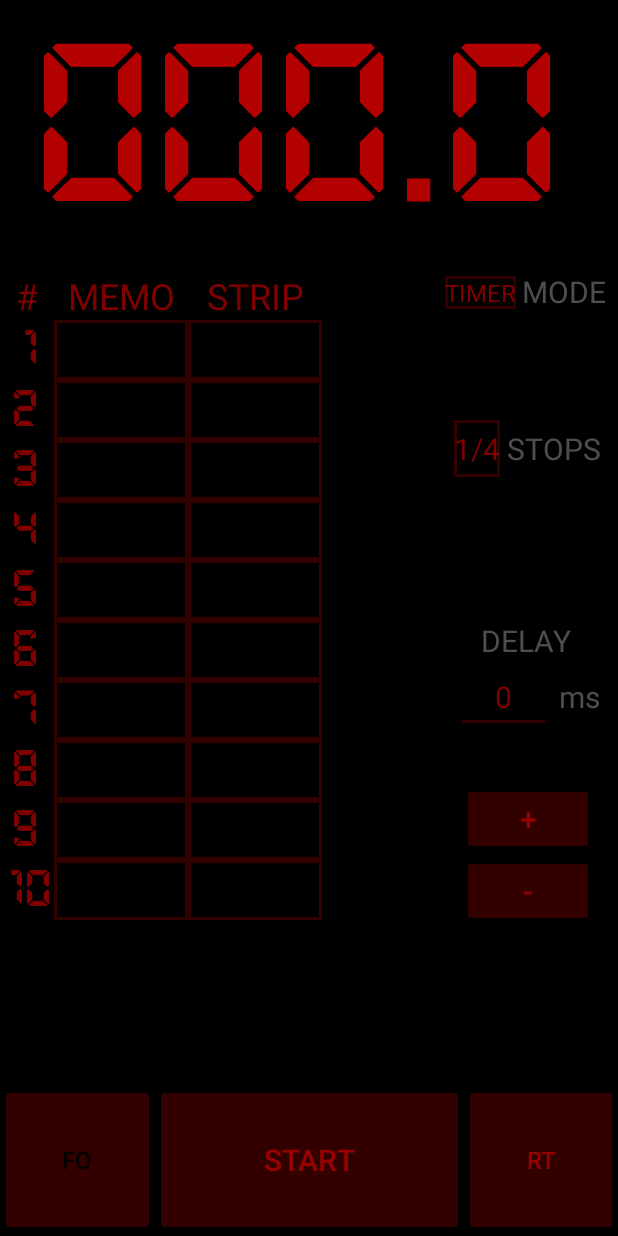
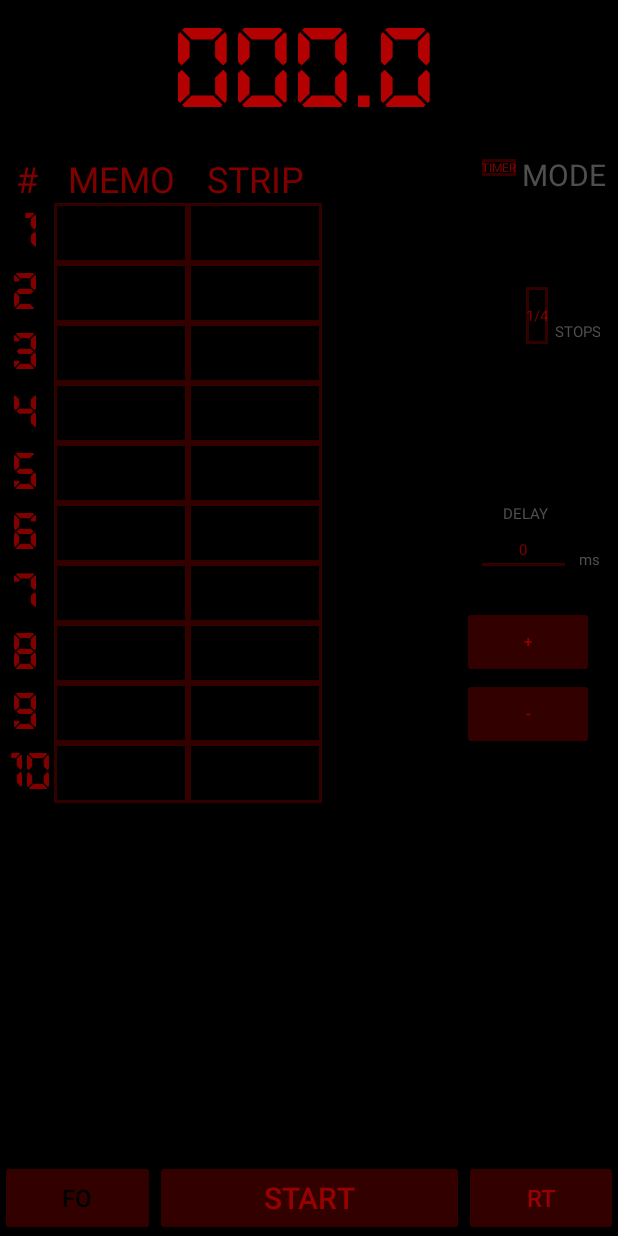
Before and after one commit to visogonzalez/DisparaTimer, an Android app: the screen it shows after launch (MainActivity), on a phone screen of 412 x 824 dp. Run offline under Robolectric (Android 15) with nearby library versions, the phone set to English and light mode, and no system bars; our stand-ins replace data binding.

Commit message:
-Tamaños de letra pasados a dp. -Reescalado para pantallas pequeñas.

```diff
--- a/app/src/main/java/com/ebookfrenzy/disparafilmtimer/MainActivity.java
+++ b/app/src/main/java/com/ebookfrenzy/disparafilmtimer/MainActivity.java
@@ -10,6 +10,7 @@ import android.os.CountDownTimer;
 import android.os.Handler;
 import android.os.StrictMode;
 import android.util.DisplayMetrics;
+import android.util.TypedValue;
 import android.view.MotionEvent;
 import android.net.wifi.WifiManager;
 import android.net.DhcpInfo;
@@ -35,6 +36,7 @@ import androidx.core.view.WindowInsetsCompat;
 import androidx.core.view.WindowInsetsControllerCompat;
 
 import android.view.View;
+import android.view.ViewGroup;
 import android.widget.TableLayout;
 import android.widget.TableRow;
 import android.widget.TextView;
@@ -114,6 +116,31 @@ public class MainActivity extends AppCompatActivity {
         binding.st8Ac.setOnLongClickListener(v -> acTimer(8));
         binding.st9Ac.setOnLongClickListener(v -> acTimer(9));
         binding.st10Ac.setOnLongClickListener(v -> acTimer(10));
+
+        DisplayMetrics metrics = getResources().getDisplayMetrics();
+        binding.time.setTextSize(TypedValue.COMPLEX_UNIT_DIP, (150 * metrics.density) /3);
+        binding.mode.setTextSize(TypedValue.COMPLEX_UNIT_DIP, (20 * metrics.density) /3);
+        binding.nmode.setTextSize(TypedValue.COMPLEX_UNIT_DIP, (16 * metrics.density) /3);
+        binding.strips.setTextSize(TypedValue.COMPLEX_UNIT_DIP, (20 * metrics.density) /3);
+        binding.numstrips.setTextSize(TypedValue.COMPLEX_UNIT_DIP, (20 * metrics.density) /3);
+        binding.stops.setTextSize(TypedValue.COMPLEX_UNIT_DIP, (20 * metrics.density) /3);
+        binding.numstops.setTextSize(TypedValue.COMPLEX_UNIT_DIP, (20 * metrics.density) /3);
+        binding.method.setTextSize(TypedValue.COMPLEX_UNIT_DIP, (20 * metrics.density) /3);
+        binding.nmethod.setTextSize(TypedValue.COMPLEX_UNIT_DIP, (20 * metrics.density) /3);
+        binding.delay.setTextSize(TypedValue.COMPLEX_UNIT_DIP, (20 * metrics.density) /3);
+        binding.ndelay.setTextSize(TypedValue.COMPLEX_UNIT_DIP, (20 * metrics.density) /3);
+        binding.unit.setTextSize(TypedValue.COMPLEX_UNIT_DIP, (20 * metrics.density) /3);
+        binding.upb.setTextSize(TypedValue.COMPLEX_UNIT_DIP, (20 * metrics.density) /3);
+        binding.downb.setTextSize(TypedValue.COMPLEX_UNIT_DIP, (20 * metrics.density) /3);
+        binding.baseTime.setTextSize(TypedValue.COMPLEX_UNIT_DIP, (20 * metrics.density) /3);
+
+        ViewGroup.LayoutParams params= binding.expo.getLayoutParams();
+        params.height= (int) (params.height*metrics.density/3);
+        params= binding.reset.getLayoutParams();
+        params.height= (int) (params.height*metrics.density/3);
+        params= binding.focus.getLayoutParams();
+        params.height= (int) (params.height*metrics.density/3);
+
 
 
         view.getViewTreeObserver().addOnGlobalLayoutListener(() -> {
@@ -247,7 +274,7 @@ public class MainActivity extends AppCompatActivity {
             int action = m.getActionMasked();
             //int actionIndex =
             DisplayMetrics metrics = getResources().getDisplayMetrics();
-            int dpi = metrics.densityDpi;
+            float dpi = metrics.density;
 
             Rect bounds = new Rect();
             binding.time.getLineBounds(0, bounds);
@@ -256,7 +283,7 @@ public class MainActivity extends AppCompatActivity {
             int bot = bounds.bottom;
 
             if (action == MotionEvent.ACTION_DOWN) {
-                if (x > ce - (460 * dpi / 440) && x < ce - (360 * dpi / 440)) {
+                if (x > ce - (460 * dpi / 3*metrics.densityDpi/440) && x < ce - (360 * dpi / 3*metrics.densityDpi/440)) {
                     if (y <= bot && y >= ceY) {
                         if (cent >= 1) cent = cent - 1;
                         else cent = 9;
@@ -267,7 +294,7 @@ public class MainActivity extends AppCompatActivity {
                     ex = cent * 100 + dece * 10 + unid + (double) deci / 10;
                     time0 = cent * 100000L + dece * 10000L + unid * 1000L + deci * 100L;
                 }
-                if (x > ce - (265 * dpi / 440) && x < ce - (95 * dpi / 440)) {
+                if (x > ce - (265 * dpi / 3*metrics.densityDpi/440) && x < ce - (95 * dpi / 3*metrics.densityDpi/440)) {
                     if (y <= bot && y >= ceY) {
                         if (dece >= 1) dece = dece - 1;
                         else dece = 9;
@@ -278,7 +305,7 @@ public class MainActivity extends AppCompatActivity {
                     ex = cent * 100 + dece * 10 + unid + (double) deci / 10;
                     time0 = cent * 100000L + dece * 10000L + unid * 1000L + deci * 100L;
                 }
-                if (x > ce && x < ce + (100 * dpi / 440)) {
+                if (x > ce && x < ce + (100 * dpi / 3*metrics.densityDpi/440)) {
                     if (y <= bot && y >= ceY) {
                         if (unid >= 1) unid = unid - 1;
                         else unid = 9;
@@ -289,7 +316,7 @@ public class MainActivity extends AppCompatActivity {
                     ex = cent * 100 + dece * 10 + unid + (double) deci / 10;
                     time0 = cent * 100000L + dece * 10000L + unid * 1000L + deci * 100L;
                 }
-                if (x > ce + (290 * dpi / 440) && x < ce + (390 * dpi / 440)) {
+                if (x > ce + (290 * dpi / 3*metrics.densityDpi/440) && x < ce + (390 * dpi / 3*metrics.densityDpi/440)) {
                     if (y <= bot && y >= ceY) {
                         if (deci >= 1) deci = deci - 1;
                         else deci = 9;
@@ -304,7 +331,7 @@ public class MainActivity extends AppCompatActivity {
             }
 
             binding.time.setText(String.format(Locale.US, "%05.1f", ex));
-            if (!binding.nmode.getText().toString().equals(getResources().getString(R.string.timer)) && x > ce - (460*dpi/440) && y <= bot) {
+            if (!binding.nmode.getText().toString().equals(getResources().getString(R.string.timer)) && x > ce - (460*dpi / 3*metrics.densityDpi/440) && y <= bot) {
                 numstr = 1;
                 stripsd = stripcount(ex, numstrips, stopsi[k]);
                 strippaint(stripsd, numstrips);
--- a/app/src/main/res/layout/activity_main.xml
+++ b/app/src/main/res/layout/activity_main.xml
@@ -20,7 +20,7 @@
             android:gravity="center_horizontal|center_vertical"
             android:text="@string/_000_0"
             android:textColor="#B3FF0000"
-            android:textSize="150sp"
+            android:textSize="150dp"
             app:layout_constraintEnd_toEndOf="parent"
             app:layout_constraintStart_toStartOf="parent"
             app:layout_constraintTop_toTopOf="parent" />
@@ -33,7 +33,7 @@
             android:text="@string/button"
             android:textColor="#80FF0000"
             android:textColorLink="#FF0000"
-            android:textSize="20sp"
+            android:textSize="20dp"
             app:layout_constraintBottom_toBottomOf="parent"
             app:layout_constraintEnd_toStartOf="@+id/reset"
             app:layout_constraintHorizontal_bias="0.5"
@@ -50,7 +50,7 @@
             android:text="@string/foc"
             android:textColor="@color/black"
             android:textColorLink="#FF0000"
-            android:textSize="16sp"
+            android:textSize="16dp"
             app:layout_constraintBottom_toBottomOf="parent"
             app:layout_constraintEnd_toStartOf="@+id/expo"
             app:layout_constraintHorizontal_bias="0.5"
@@ -68,7 +68,7 @@
             android:textColor="#80FF0000"
             android:longClickable="true"
             android:textColorLink="#FF0000"
-            android:textSize="16sp"
+            android:textSize="16dp"
             app:layout_constraintBottom_toBottomOf="parent"
             app:layout_constraintEnd_toEndOf="parent"
             app:layout_constraintHorizontal_bias="0.5"
@@ -96,7 +96,7 @@
                     android:gravity="center"
                     android:text="@string/stnumber"
                     android:textColor="#80FF0000"
-                    android:textSize="24sp" />
+                    android:textSize="24dp" />
 
                 <TextView
                     android:id="@+id/stEach"
@@ -105,7 +105,7 @@
                     android:gravity="center"
                     android:text="@string/memo"
                     android:textColor="#80FF0000"
-                    android:textSize="24sp" />
+                    android:textSize="24dp" />
 
                 <TextView
                     android:id="@+id/stTotal"
@@ -114,7 +114,7 @@
                     android:gravity="center"
                     android:text="@string/strip"
                     android:textColor="#80FF0000"
-                    android:textSize="24sp" />
+                    android:textSize="24dp" />
             </TableRow>
 
             <TableRow
@@ -132,7 +132,7 @@
                     android:gravity="center"
                     android:text="1"
                     android:textColor="#80FF0000"
-                    android:textSize="34sp" />
+                    android:textSize="34dp" />
 
                 <TextView
                     android:id="@+id/st1Par"
@@ -145,7 +145,7 @@
                     android:longClickable="true"
                     android:gravity="center"
                     android:textColor="#80FF0000"
-                    android:textSize="34sp" />
+                    android:textSize="34dp" />
 
                 <TextView
                     android:id="@+id/st1Ac"
@@ -158,7 +158,7 @@
                     android:gravity="center"
                     android:longClickable="true"
                     android:textColor="#80FF0000"
-                    android:textSize="34sp" />
+                    android:textSize="34dp" />
             </TableRow>
 
             <TableRow
@@ -176,7 +176,7 @@
                     android:gravity="center"
                     android:text="2"
                     android:textColor="#80FF0000"
-                    android:textSize="34sp" />
+                    android:textSize="34dp" />
 
                 <TextView
                     android:id="@+id/st2Par"
@@ -189,7 +189,7 @@
                     android:longClickable="true"
                     android:gravity="center"
                     android:textColor="#80FF0000"
-                    android:textSize="34sp" />
+                    android:textSize="34dp" />
 
                 <TextView
                     android:id="@+id/st2Ac"
@@ -202,7 +202,7 @@
                     android:gravity="center"
                     android:longClickable="true"
                     android:textColor="#80FF0000"
-                    android:textSize="34sp" />
+                    android:textSize="34dp" />
             </TableRow>
 
             <TableRow
@@ -220,7 +220,7 @@
                     android:gravity="center"
                     android:text="3"
                     android:textColor="#80FF0000"
-                    android:textSize="34sp" />
+                    android:textSize="34dp" />
 
                 <TextView
                     android:id="@+id/st3Par"
@@ -233,7 +233,7 @@
                     android:longClickable="true"
                     android:gravity="center"
                     android:textColor="#80FF0000"
-                    android:textSize="34sp" />
+                    android:textSize="34dp" />
 
                 <TextView
                     android:id="@+id/st3Ac"
@@ -246,7 +246,7 @@
                     android:gravity="center"
                     android:longClickable="true"
                     android:textColor="#80FF0000"
-                    android:textSize="34sp" />
+                    android:textSize="34dp" />
             </TableRow>
 
             <TableRow
@@ -264,7 +264,7 @@
                     android:gravity="center"
                     android:text="4"
                     android:textColor="#80FF0000"
-                    android:textSize="34sp" />
+                    android:textSize="34dp" />
 
                 <TextView
                     android:id="@+id/st4Par"
@@ -277,7 +277,7 @@
                     android:longClickable="true"
                     android:gravity="center"
                     android:textColor="#80FF0000"
-                    android:textSize="34sp" />
+                    android:textSize="34dp" />
 
                 <TextView
                     android:id="@+id/st4Ac"
@@ -290,7 +290,7 @@
                     android:gravity="center"
                     android:longClickable="true"
                     android:textColor="#80FF0000"
-                    android:textSize="34sp" />
+                    android:textSize="34dp" />
             </TableRow>
 
             <TableRow
@@ -308,7 +308,7 @@
                     android:gravity="center"
                     android:text="5"
                     android:textColor="#80FF0000"
-                    android:textSize="34sp" />
+                    android:textSize="34dp" />
 
                 <TextView
                     android:id="@+id/st5Par"
@@ -321,7 +321,7 @@
                     android:longClickable="true"
                     android:gravity="center"
                     android:textColor="#80FF0000"
-                    android:textSize="34sp" />
+                    android:textSize="34dp" />
 
                 <TextView
                     android:id="@+id/st5Ac"
@@ -334,7 +334,7 @@
                     android:gravity="center"
                     android:longClickable="true"
                     android:textColor="#80FF0000"
-                    android:textSize="34sp" />
+                    android:textSize="34dp" />
             </TableRow>
 
             <TableRow
@@ -352,7 +352,7 @@
                     android:gravity="center"
                     android:text="6"
                     android:textColor="#80FF0000"
-                    android:textSize="34sp" />
+                    android:textSize="34dp" />
 
                 <TextView
                     android:id="@+id/st6Par"
@@ -365,7 +365,7 @@
                     android:longClickable="true"
                     android:gravity="center"
                     android:textColor="#80FF0000"
-                    android:textSize="34sp" />
+                    android:textSize="34dp" />
 
                 <TextView
                     android:id="@+id/st6Ac"
@@ -378,7 +378,7 @@
                     android:gravity="center"
                     android:longClickable="true"
                     android:textColor="#80FF0000"
-                    android:textSize="34sp" />
+                    android:textSize="34dp" />
             </TableRow>
 
             <TableRow
@@ -396,7 +396,7 @@
                     android:gravity="center"
                     android:text="7"
                     android:textColor="#80FF0000"
-                    android:textSize="34sp" />
+                    android:textSize="34dp" />
 
                 <TextView
                     android:id="@+id/st7Par"
@@ -409,7 +409,7 @@
                     android:longClickable="true"
                     android:gravity="center"
                     android:textColor="#80FF0000"
-                    android:textSize="34sp" />
+                    android:textSize="34dp" />
 
                 <TextView
                     android:id="@+id/st7Ac"
@@ -422,7 +422,7 @@
                     android:gravity="center"
                     android:longClickable="true"
                     android:textColor="#80FF0000"
-                    android:textSize="34sp" />
+                    android:textSize="34dp" />
             </TableRow>
 
             <TableRow
@@ -440,7 +440,7 @@
                     android:gravity="center"
                     android:text="8"
                     android:textColor="#80FF0000"
-                    android:textSize="34sp" />
+                    android:textSize="34dp" />
 
                 <TextView
                     android:id="@+id/st8Par"
@@ -453,7 +453,7 @@
                     android:longClickable="true"
                     android:gravity="center"
                     android:textColor="#80FF0000"
-                    android:textSize="34sp" />
+                    android:textSize="34dp" />
 
                 <TextView
                     android:id="@+id/st8Ac"
@@ -466,7 +466,7 @@
                     android:gravity="center"
                     android:longClickable="true"
                     android:textColor="#80FF0000"
-                    android:textSize="34sp" />
+                    android:textSize="34dp" />
             </TableRow>
 
             <TableRow
@@ -484,7 +484,7 @@
                     android:gravity="center"
                     android:text="9"
                     android:textColor="#80FF0000"
-                    android:textSize="34sp" />
+                    android:textSize="34dp" />
 
                 <TextView
                     android:id="@+id/st9Par"
@@ -497,7 +497,7 @@
                     android:longClickable="true"
                     android:gravity="center"
                     android:textColor="#80FF0000"
-                    android:textSize="34sp" />
+                    android:textSize="34dp" />
 
                 <TextView
                     android:id="@+id/st9Ac"
@@ -510,7 +510,7 @@
                     android:gravity="center"
                     android:longClickable="true"
                     android:textColor="#80FF0000"
-                    android:textSize="34sp" />
+                    android:textSize="34dp" />
             </TableRow>
 
             <TableRow
@@ -528,7 +528,7 @@
                     android:gravity="center"
                     android:text="10"
                     android:textColor="#80FF0000"
-                    android:textSize="34sp" />
+                    android:textSize="34dp" />
 
                 <TextView
                     android:id="@+id/st10Par"
@@ -541,7 +541,7 @@
                     android:longClickable="true"
                     android:gravity="center"
                     android:textColor="#80FF0000"
-                    android:textSize="34sp" />
+                    android:textSize="34dp" />
 
                 <TextView
                     android:id="@+id/st10Ac"
@@ -554,7 +554,7 @@
                     android:longClickable="true"
                     android:gravity="center"
                     android:textColor="#80FF0000"
-                    android:textSize="34sp" />
+                    android:textSize="34dp" />
             </TableRow>
 
 
@@ -570,7 +570,7 @@
             android:onClick="stripClick"
             android:text="@string/strips"
             android:textColor="@color/black"
-            android:textSize="20sp"
+            android:textSize="20dp"
             app:layout_constraintEnd_toEndOf="parent"
             app:layout_constraintTop_toBottomOf="@+id/mode" />
 
@@ -583,7 +583,7 @@
             android:onClick="stripClick"
             android:text="@string/_2"
             android:textColor="@color/black"
-            android:textSize="20sp"
+            android:textSize="20dp"
             app:layout_constraintEnd_toStartOf="@+id/strips"
             app:layout_constraintTop_toBottomOf="@+id/nmode" />
 
@@ -597,7 +597,7 @@
             android:onClick="stopClick"
             android:text="@string/stops"
             android:textColor="#809B9B9B"
-            android:textSize="20sp"
+            android:textSize="20dp"
             app:layout_constraintEnd_toEndOf="parent"
             app:layout_constraintTop_toBottomOf="@+id/strips" />
 
@@ -611,7 +611,7 @@
             android:onClick="methodClick"
             android:text="@string/method"
             android:textColor="@color/black"
-            android:textSize="20sp"
+            android:textSize="20dp"
             app:layout_constraintEnd_toEndOf="parent"
             app:layout_constraintTop_toBottomOf="@+id/stops" />
 
@@ -626,7 +626,7 @@
             android:onClick="stopClick"
             android:text="@string/nstops"
             android:textColor="#80FF0000"
-            android:textSize="20sp"
+            android:textSize="20dp"
             app:layout_constraintEnd_toStartOf="@+id/stops"
             app:layout_constraintTop_toBottomOf="@+id/numstrips" />
 
@@ -639,7 +639,7 @@
             android:onClick="methodClick"
             android:text="@string/automatic"
             android:textColor="@color/black"
-            android:textSize="20sp"
+            android:textSize="20dp"
             app:autoSizeTextType="uniform"
             app:layout_constraintEnd_toEndOf="parent"
             app:layout_constraintTop_toBottomOf="@+id/method" />
@@ -653,7 +653,7 @@
             android:gravity="center"
             android:text="@string/delay"
             android:textColor="#809B9B9B"
-            android:textSize="20sp"
+            android:textSize="20dp"
             app:layout_constraintEnd_toEndOf="parent"
             app:layout_constraintTop_toBottomOf="@+id/nmethod" />
 
@@ -673,7 +673,7 @@
             android:textColor="#80FF0000"
             android:textColorHint="#80FF0000"
             android:textCursorDrawable="@null"
-            android:textSize="20sp"
+            android:textSize="20dp"
             app:layout_constraintEnd_toStartOf="@+id/unit"
             app:layout_constraintTop_toBottomOf="@+id/delay" />
 
@@ -685,7 +685,7 @@
             android:gravity="center"
             android:text="ms"
             android:textColor="#809B9B9B"
-            android:textSize="20sp"
+            android:textSize="20dp"
             app:layout_constraintEnd_toEndOf="parent"
             app:layout_constraintTop_toBottomOf="@+id/delay" />
 
@@ -699,7 +699,7 @@
             android:onClick="modeClick"
             android:text="@string/timer"
             android:textColor="#80FF0000"
-            android:textSize="16sp"
+            android:textSize="16dp"
             app:layout_constraintEnd_toStartOf="@+id/mode"
             app:layout_constraintTop_toBottomOf="@+id/time" />
 
@@ -711,8 +711,9 @@
             android:layout_marginEnd="8dp"
             android:onClick="modeClick"
             android:text="@string/mode"
+            android:autoSizeTextType="uniform"
             android:textColor="#809B9B9B"
-            android:textSize="20sp"
+            android:textSize="20dp"
             app:layout_constraintEnd_toEndOf="parent"
             app:layout_constraintTop_toBottomOf="@+id/time" />
 
@@ -727,7 +728,7 @@
             android:onClick="upTimer"
             android:text="@string/up"
             android:textColor="#80FF0000"
-            android:textSize="20sp"
+            android:textSize="20dp"
             app:layout_constraintEnd_toEndOf="parent"
             app:layout_constraintTop_toBottomOf="@+id/baseTime" />
 
@@ -741,7 +742,7 @@
             android:onClick="dowTimer"
             android:text="@string/down"
             android:textColor="#80FF0000"
-            android:textSize="20sp"
+            android:textSize="20dp"
             app:layout_constraintEnd_toEndOf="parent"
             app:layout_constraintTop_toBottomOf="@+id/upb" />
 
@@ -753,7 +754,7 @@
             android:layout_marginEnd="16dp"
             android:gravity="center"
             android:textColor="#80FF0000"
-            android:textSize="20sp"
+            android:textSize="20dp"
             app:layout_constraintEnd_toEndOf="parent"
             app:layout_constraintTop_toBottomOf="@+id/ndelay" />
 
```
Also changed, not shown: 2 other files.
